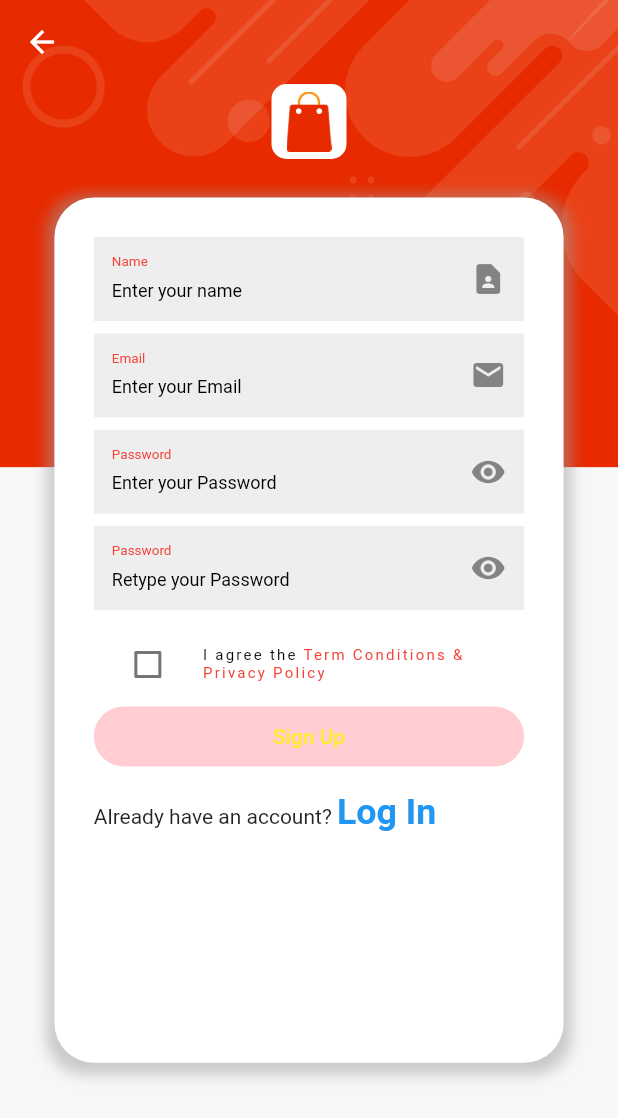
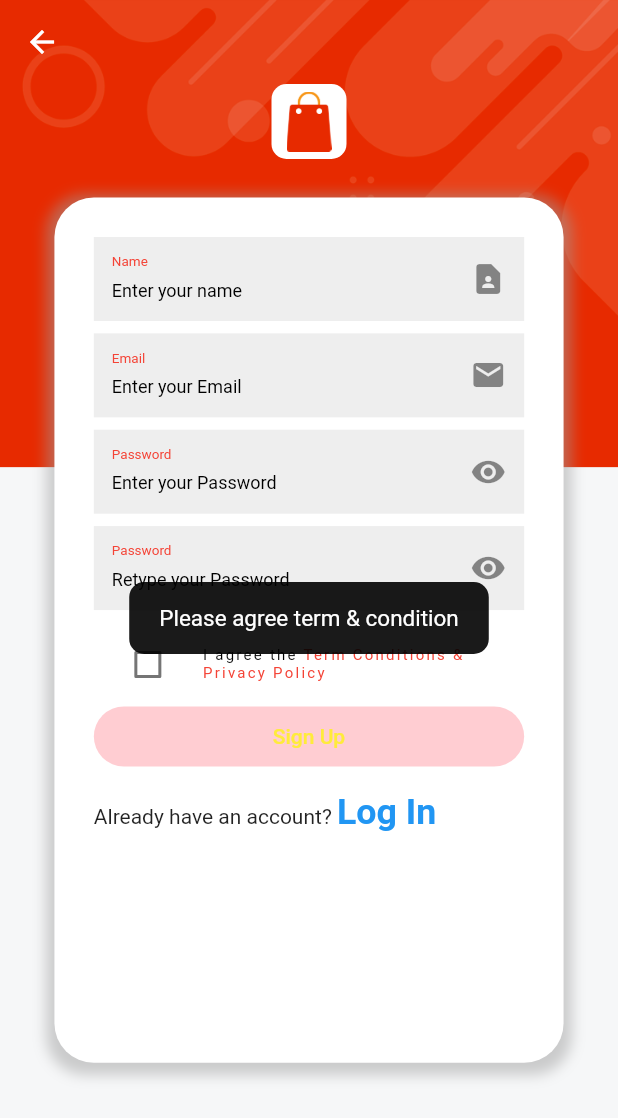
Before and after one commit to FreelancerAbir1/e-Business-Ui-1, a Flutter app: the CreateUserScreen screen opened by its route, after a tap on "Sign Up", on a phone screen of 412 x 824 dp. Shown: the top 1118 px of the screen. Run offline on Flutter 3.47's test engine with Material 2 defaults, Android fonts, the phone set to English and light mode, and no system bars; drawn by our look-alikes of auto_size_text; our stand-ins replace cloud_firestore, firebase_auth, firebase_core, flutter_easyloading, get, responsive_builder and 2 more; missing offline and left inert: bottom_bar_matu; accounts and stored records are empty; Roboto replaces fonts that are missing (bold).

Commit message:
first commit

```diff
--- a/lib/auth screens/create user screen/components/body.dart
+++ b/lib/auth screens/create user screen/components/body.dart
@@ -116,6 +116,14 @@ class Body extends GetView<CreateUserScreenController> {
                         },
                         onFieldSubmitted: (v) {
                           FocusScope.of(context).unfocus();
+                          if (controller.isActive.value) {
+                            if (controller.formKey.currentState!.validate()) {
+                              controller.createUserWithEmailAndPassword();
+                            }
+                          } else {
+                            EasyLoading.showToast(
+                                'Please agree term & condition');
+                          }
                         },
                         controller: controller.reTypePassword,
                         focusNode: controller.retypePasswordFocus,
@@ -162,9 +170,12 @@ class Body extends GetView<CreateUserScreenController> {
                       return CustomButton(
                           onTap: () {
                             if (controller.isActive.value) {
-                              controller.createUserWithEmailAndPassword();
+                              if (controller.formKey.currentState!.validate()) {
+                                controller.createUserWithEmailAndPassword();
+                              }
                             } else {
-                              print('unActive');
+                              EasyLoading.showToast(
+                                  'Please agree term & condition');
                             }
                           },
                           text: signUP,
--- a/lib/auth screens/create user screen/controller/create_user_screen_controller.dart
+++ b/lib/auth screens/create user screen/controller/create_user_screen_controller.dart
@@ -1,5 +1,6 @@
 import 'dart:async';
 
+import 'package:flutter_application_1/screens/bottom%20nav/bottom_nav.dart';
 import 'package:get/get.dart';
 
 import '../../../consts/consts.dart';
@@ -56,7 +57,7 @@ class CreateUserScreenController extends GetxController {
       'email': email.text.trim().toString(),
       'password': password.text.trim().toString()
     }).then((value) {
-      Get.offAllNamed(bottomNav);
+      Get.offAllNamed(BottomNavBar.routeName);
       EasyLoading.showSuccess(accountCreatedSuccessfully);
     });
   }
--- a/lib/auth screens/login screen/controller/login_screen_controller.dart
+++ b/lib/auth screens/login screen/controller/login_screen_controller.dart
@@ -1,4 +1,5 @@
 import 'dart:async';
+import 'package:flutter_application_1/screens/bottom%20nav/bottom_nav.dart';
 import 'package:get/get.dart';
 import '../../../consts/consts.dart';
 
@@ -36,7 +37,7 @@ class LoginScreenController extends GetxController {
         final User? user = result.user;
         if (user != null) {
           EasyLoading.showSuccess('Login Success');
-          Get.offAllNamed(bottomNav);
+          Get.offAllNamed(BottomNavBar.routeName);
         }
       } else if (password.text.isEmpty || password.text.isEmpty) {
 
--- a/lib/consts/route_name.dart
+++ b/lib/consts/route_name.dart
@@ -28,4 +28,8 @@ final List<GetPage<dynamic>> getPages = [
       name: CreateUserScreen.routeName,
       page: () => const CreateUserScreen(),
       binding: InitialBindings()),
+  GetPage(
+      name: BottomNavBar.routeName,
+      page: () => const BottomNavBar(),
+      binding: InitialBindings()),
 ];
--- a/lib/consts/strings.dart
+++ b/lib/consts/strings.dart
@@ -25,7 +25,6 @@ const sendCode = 'Send Code';
 const continu = 'Continue';
 const updatePassword = 'updatePassword';
 const homeScreen = 'homeScreen';
-const bottomNav = 'bottomNav';
 const availableScreen = 'availableScreen';
 const creatingAccount = 'Creating Account';
 const accountCreatedSuccessfully ='Account created successfully';
--- a/lib/consts/styles.dart
+++ b/lib/consts/styles.dart
@@ -4,9 +4,10 @@ const regular = "regular";
 const semibold = "semibold";
 const bold = "bold";
 const kDefaultSize = 21;
+//Instance here
 FirebaseAuth auth = FirebaseAuth.instance;
 FirebaseFirestore firestore = FirebaseFirestore.instance;
-CollectionReference usersDataCollection = FirebaseFirestore.instance.collection('userData');
+CollectionReference usersDataCollection = FirebaseFirestore.instance.collection('userData').doc().collection(auth.currentUser!.uid);
 ///Easy loading method
 /*
 EasyLoading.show(status: 'loading...');
--- a/lib/screens/bottom nav/bottom_nav.dart
+++ b/lib/screens/bottom nav/bottom_nav.dart
@@ -5,7 +5,7 @@ import 'package:get/get.dart';
 import '../../consts/consts.dart';
 class BottomNavBar extends GetView<BottomNavBarController> {
   const BottomNavBar({Key? key}) : super(key: key);
-
+static const routeName = '/bottomnavbar';
   @override
   Widget build(BuildContext context) {
     return Scaffold(
--- a/lib/screens/home screen/home_screen.dart
+++ b/lib/screens/home screen/home_screen.dart
@@ -1,12 +1,9 @@
 import '../../consts/consts.dart';
-
 class HomeScreen extends StatelessWidget {
   const HomeScreen({Key? key}) : super(key: key);
-
   @override
   Widget build(BuildContext context) {
     return Scaffold(
-      appBar: AppBar(title: const Text('Home Screen')),
       body: Container(color: kPrimaryColor),
     );
   }
```
